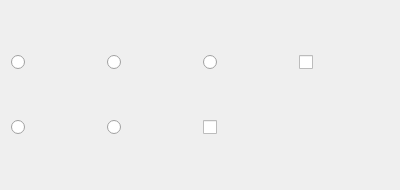
cg3hci/cg3lib, file cg3/viewer/internal/drawable_mesh_drawlist_manager.ui: the form before one commit.
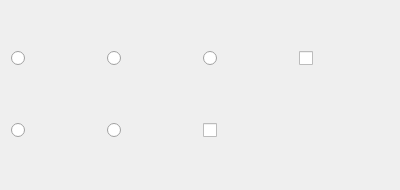
The form after the commit. Icons and pictures are not drawn.

Patch:
```diff
--- a/cg3/viewer/internal/drawable_mesh_drawlist_manager.ui
+++ b/cg3/viewer/internal/drawable_mesh_drawlist_manager.ui
@@ -14,6 +14,12 @@
    <string>Frame</string>
   </property>
   <layout class="QGridLayout" name="gridLayout">
+   <property name="topMargin">
+    <number>0</number>
+   </property>
+   <property name="bottomMargin">
+    <number>0</number>
+   </property>
    <item row="0" column="1">
     <widget class="QRadioButton" name="flatRadioButton">
      <property name="text">
```
Left out of the diff: 2 changed lines with no effect on the pictures.
